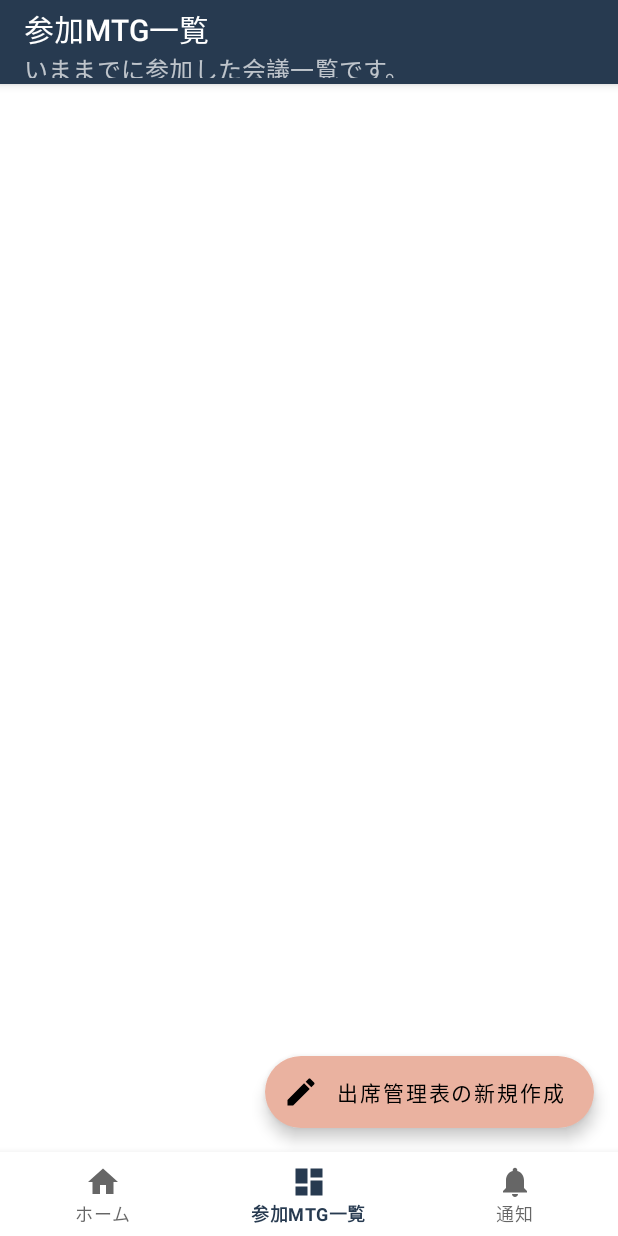
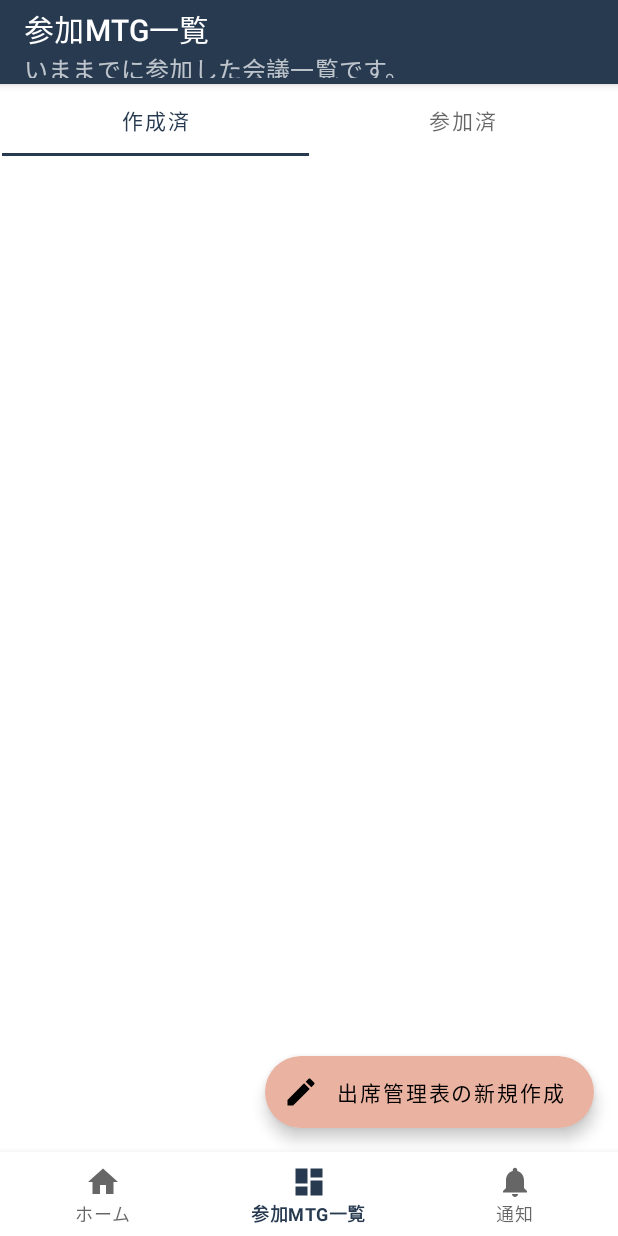
Before and after one commit to Takuchan/AttendeeKotlin, an Android app: the DashboardFragment screen opened through its navigation route, on a phone screen of 412 x 824 dp. Run offline under Robolectric (Android 15) with nearby library versions, the phone set to English and light mode, and no system bars; our stand-ins replace navigation-ui.

Commit message:
作成済と参加済の画面に分けるようにプログラムを変更

```diff
--- a/app/build.gradle
+++ b/app/build.gradle
@@ -41,7 +41,9 @@ dependencies {
 
     implementation 'androidx.core:core-ktx:1.8.0'
     implementation 'androidx.appcompat:appcompat:1.6.1'
-    implementation 'com.google.android.material:material:1.9.0'
+    implementation 'com.google.android.material:material:1.5.0'
+//    implementation("androidx.compose.material3:material3:1.1.1")
+//    implementation("androidx.compose.material3:material3-window-size-class:1.1.1")
     implementation 'androidx.constraintlayout:constraintlayout:2.1.4'
     implementation 'androidx.lifecycle:lifecycle-livedata-ktx:2.4.1'
     implementation 'androidx.lifecycle:lifecycle-viewmodel-ktx:2.4.1'
--- a/app/src/main/AndroidManifest.xml
+++ b/app/src/main/AndroidManifest.xml
@@ -3,9 +3,11 @@
     xmlns:tools="http://schemas.android.com/tools">
 
     <uses-feature android:name="android.hardware.camera.any" />
+
     <uses-permission android:name="android.permission.CAMERA" />
     <uses-permission android:name="android.permission.RECORD_AUDIO" />
-    <uses-permission android:name="android.permission.WRITE_EXTERNAL_STORAGE"
+    <uses-permission
+        android:name="android.permission.WRITE_EXTERNAL_STORAGE"
         android:maxSdkVersion="28" />
 
     <application
--- a/app/src/main/java/com/example/attendee/AttendeeListAdapter.kt
+++ b/app/src/main/java/com/example/attendee/AttendeeListAdapter.kt
@@ -13,6 +13,7 @@ import androidx.recyclerview.widget.ListAdapter
 import androidx.recyclerview.widget.RecyclerView
 import com.example.attendee.database.AttendeeEntity
 import com.example.attendee.ui.dashboard.DashboardFragmentDirections
+import com.example.attendee.ui.home.HomeFragmentDirections
 
 class AttendeeListAdapter : ListAdapter<AttendeeEntity, AttendeeListAdapter.WordViewHolder>(AttendeeComperator()) {
 
@@ -27,6 +28,7 @@ class AttendeeListAdapter : ListAdapter<AttendeeEntity, AttendeeListAdapter.Word
         holder.itemView.setOnClickListener{
             val databaseiD:Int = current.id
             holder.itemView.findNavController().navigate(DashboardFragmentDirections.actionNavigationDashboardToAttendeeItemShowFragment(databaseiD))
+
         }
     }
 
--- a/app/src/main/java/com/example/attendee/database/AttendeeRepository.kt
+++ b/app/src/main/java/com/example/attendee/database/AttendeeRepository.kt
@@ -15,6 +15,4 @@ class AttendeeRepository(private val attendeeDao: AttendeeDao) {
     fun loadAttendee(id:Int): LiveData<AttendeeEntity>{
         return attendeeDao.loadAttendeeData(id)
     }
-
-
 }
--- /dev/null
+++ b/app/src/main/java/com/example/attendee/ui/dashboard/CreatedAttendeeFragment.kt
@@ -0,0 +1,51 @@
+package com.example.attendee.ui.dashboard
+
+import android.os.Bundle
+import androidx.fragment.app.Fragment
+import android.view.LayoutInflater
+import android.view.View
+import android.view.ViewGroup
+import androidx.fragment.app.viewModels
+import androidx.lifecycle.Observer
+import androidx.recyclerview.widget.LinearLayoutManager
+import com.example.attendee.AttendeeApplication
+import com.example.attendee.AttendeeListAdapter
+import com.example.attendee.CreateNewAttendeeDialogFragment
+import com.example.attendee.R
+import com.example.attendee.databinding.FragmentCreatedAttendeeBinding
+import com.example.attendee.databinding.FragmentDashboardBinding
+import com.example.attendee.viewmodel.AttendeeViewFactory
+import com.example.attendee.viewmodel.AttendeeViewModel
+
+
+class CreatedAttendeeFragment : Fragment() {
+    private var _binding: FragmentCreatedAttendeeBinding? = null
+
+    private val binding get() = _binding!!
+
+    private val attendeeViewModel: AttendeeViewModel by viewModels {
+        AttendeeViewFactory((requireActivity().applicationContext as AttendeeApplication).attendeeRepository)
+    }
+    override fun onCreateView(
+        inflater: LayoutInflater,
+        container: ViewGroup?,
+        savedInstanceState: Bundle?
+    ): View {
+        val adapter = AttendeeListAdapter()
+        _binding = FragmentCreatedAttendeeBinding.inflate(inflater, container, false)
+
+        val root: View = binding.root
+        binding.createNewAttendeeSheet3.setOnClickListener{
+            val createattendeedialog = CreateNewAttendeeDialogFragment()
+            createattendeedialog.show((requireActivity()).supportFragmentManager,"")
+        }
+
+        binding.recylcerView.adapter = adapter
+        binding.recylcerView.layoutManager = LinearLayoutManager(context)
+        attendeeViewModel.allAttendee.observe(viewLifecycleOwner, Observer { attendee ->
+            attendee.let { adapter.submitList(it) }
+        })
+
+        return root
+    }
+}
--- /dev/null
+++ b/app/src/main/res/layout/fragment_created_attendee.xml
@@ -0,0 +1,36 @@
+<?xml version="1.0" encoding="utf-8"?>
+<FrameLayout xmlns:android="http://schemas.android.com/apk/res/android"
+    xmlns:app="http://schemas.android.com/apk/res-auto"
+    xmlns:tools="http://schemas.android.com/tools"
+    android:layout_width="match_parent"
+    android:layout_height="match_parent"
+    tools:context=".ui.dashboard.CreatedAttendeeFragment">
+
+    <androidx.constraintlayout.widget.ConstraintLayout
+        android:layout_width="match_parent"
+        android:layout_height="match_parent">
+
+        <androidx.recyclerview.widget.RecyclerView
+            android:id="@+id/recylcerView"
+            android:layout_width="match_parent"
+            android:layout_height="0dp"
+            android:clipToPadding="false"
+            android:paddingBottom="80dp"
+            app:layout_constraintBottom_toBottomOf="parent"
+            app:layout_constraintEnd_toEndOf="parent"
+            app:layout_constraintStart_toStartOf="parent"
+            app:layout_constraintTop_toTopOf="parent" />
+
+        <com.google.android.material.floatingactionbutton.ExtendedFloatingActionButton
+            android:id="@+id/create_newAttendeeSheet3"
+            android:layout_width="wrap_content"
+            android:layout_height="wrap_content"
+            android:layout_gravity="bottom|right"
+            android:layout_margin="16dp"
+            android:contentDescription="新しい会議を主催します"
+            android:text="出席管理表の新規作成"
+            app:icon="@drawable/baseline_create_24"
+            app:layout_constraintBottom_toBottomOf="parent"
+            app:layout_constraintEnd_toEndOf="parent" />
+    </androidx.constraintlayout.widget.ConstraintLayout>
+</FrameLayout>
--- a/app/src/main/res/layout/fragment_dashboard.xml
+++ b/app/src/main/res/layout/fragment_dashboard.xml
@@ -6,27 +6,35 @@
     android:layout_height="match_parent"
     tools:context=".ui.dashboard.DashboardFragment">
 
-    <androidx.recyclerview.widget.RecyclerView
-        android:id="@+id/recylcerView"
-        android:layout_width="match_parent"
-        android:layout_height="match_parent"
-        android:clipToPadding="false"
-        android:paddingBottom="80dp"
+
+    <androidx.fragment.app.FragmentContainerView
+        android:id="@+id/fragmentContainerView"
+        android:name="com.example.attendee.ui.dashboard.CreatedAttendeeFragment"
+        android:layout_width="0dp"
+        android:layout_height="0dp"
         app:layout_constraintBottom_toBottomOf="parent"
         app:layout_constraintEnd_toEndOf="parent"
         app:layout_constraintStart_toStartOf="parent"
-        app:layout_constraintTop_toTopOf="parent" />
+        app:layout_constraintTop_toBottomOf="@+id/tabLayout" />
 
-    <com.google.android.material.floatingactionbutton.ExtendedFloatingActionButton
-        android:id="@+id/create_newAttendeeSheet"
-        android:layout_width="wrap_content"
+    <com.google.android.material.tabs.TabLayout
+        android:id="@+id/tabLayout"
+        android:layout_width="409dp"
         android:layout_height="wrap_content"
-        android:layout_gravity="bottom|right"
-        android:layout_margin="16dp"
-        android:contentDescription="新しい会議を主催します"
-        android:text="出席管理表の新規作成"
-        app:icon="@drawable/baseline_create_24"
-        app:layout_constraintBottom_toBottomOf="parent"
-        app:layout_constraintEnd_toEndOf="parent" />
+        app:layout_constraintEnd_toEndOf="parent"
+        app:layout_constraintStart_toStartOf="parent"
+        app:layout_constraintTop_toTopOf="parent">
+
+        <com.google.android.material.tabs.TabItem
+            android:layout_width="wrap_content"
+            android:layout_height="wrap_content"
+            android:text="@string/dashboard_createAttendee" />
+
+        <com.google.android.material.tabs.TabItem
+            android:layout_width="wrap_content"
+            android:layout_height="wrap_content"
+            android:text="@string/dashboard_joinAttendee" />
+    </com.google.android.material.tabs.TabLayout>
+
 
 </androidx.constraintlayout.widget.ConstraintLayout>
--- a/app/src/main/res/navigation/mobile_navigation.xml
+++ b/app/src/main/res/navigation/mobile_navigation.xml
@@ -27,12 +27,7 @@
         tools:layout="@layout/fragment_dashboard" >
         <action
             android:id="@+id/action_navigation_dashboard_to_attendeeItemShowFragment"
-            app:destination="@id/attendeeItemShowFragment"
-            app:enterAnim="@anim/nav_default_enter_anim"
-            app:exitAnim="@anim/nav_default_exit_anim"
-            app:popEnterAnim="@anim/nav_default_pop_enter_anim"
-            app:popExitAnim="@anim/nav_default_pop_exit_anim">
-        </action>
+            app:destination="@id/attendeeItemShowFragment" />
     </fragment>
 
     <fragment
--- a/app/src/main/res/values-night/themes.xml
+++ b/app/src/main/res/values-night/themes.xml
@@ -13,4 +13,9 @@
         <item name="android:statusBarColor">?attr/colorPrimaryVariant</item>
         <!-- Customize your theme here. -->
     </style>
+    <!-- Base application theme. -->
+    <style name="Base.Theme.AttendeeKotlin" parent="Theme.Material3.DayNight.NoActionBar">
+        <!-- Customize your dark theme here. -->
+        <!-- <item name="colorPrimary">@color/my_dark_primary</item> -->
+    </style>
 </resources>
--- a/app/src/main/res/values/dimens.xml
+++ b/app/src/main/res/values/dimens.xml
@@ -2,4 +2,5 @@
     <!-- Default screen margins, per the Android Design guidelines. -->
     <dimen name="activity_horizontal_margin">16dp</dimen>
     <dimen name="activity_vertical_margin">16dp</dimen>
+    <dimen name="fab_margin">16dp</dimen>
 </resources>
--- a/app/src/main/res/values/strings.xml
+++ b/app/src/main/res/values/strings.xml
@@ -38,4 +38,7 @@
     <string name="privatememo_text">🔓自分用メモ</string>
     <string name="publicmemo_text">🌎パブリックメモ</string>
     <string name="location_text">場所</string>
+    <string name="dashboard_joinAttendee">参加済</string>
+    <string name="dashboard_createAttendee">作成済</string>
+
 </resources>
--- a/app/src/main/res/values/themes.xml
+++ b/app/src/main/res/values/themes.xml
@@ -13,4 +13,5 @@
         <item name="android:statusBarColor">?attr/colorPrimaryVariant</item>
         <!-- Customize your theme here. -->
     </style>
+    <!-- Base application theme. -->
 </resources>
```
Also changed, not shown: app/src/main/java/com/example/attendee/ui/dashboard/DashboardFragment.kt (+31 -56 lines), app/src/main/java/com/example/attendee/ui/dashboard/JoinedAttendeeFragment.kt (added, +60 -0 lines), app/src/main/res/layout/fragment_joined_attendee.xml (added, +14 -0 lines), gradle.properties (line endings or trailing spaces).
